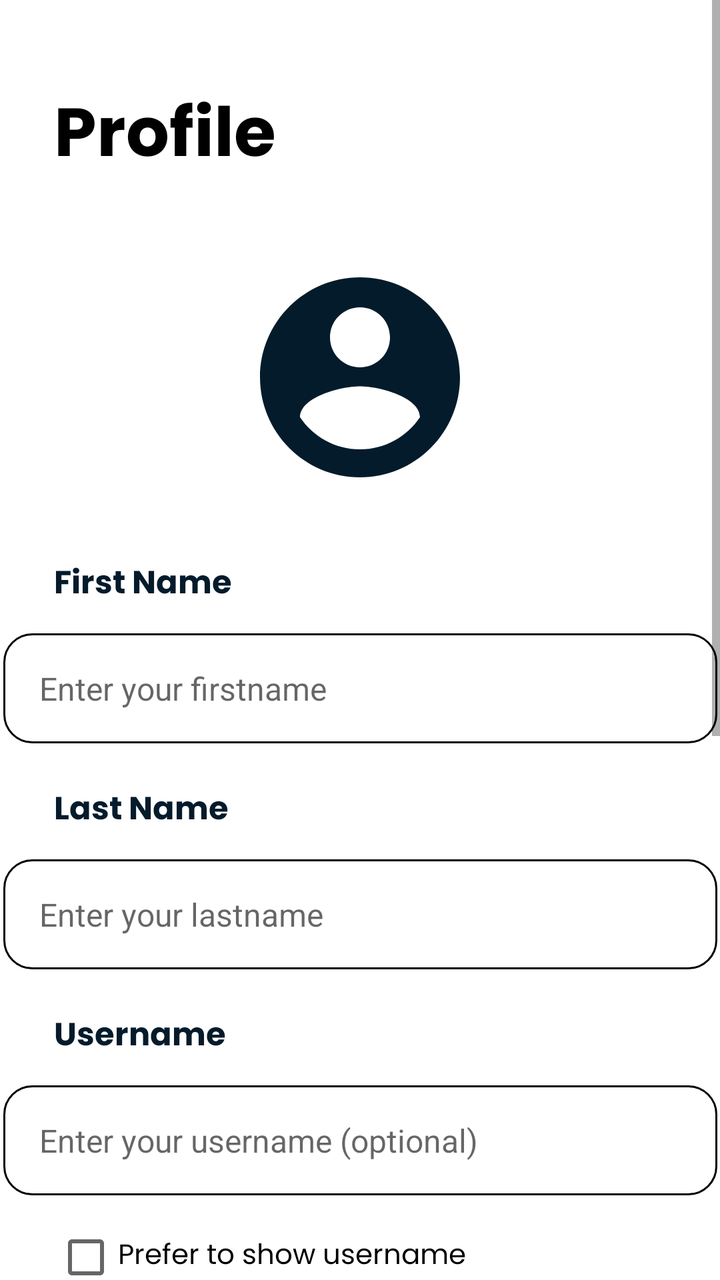
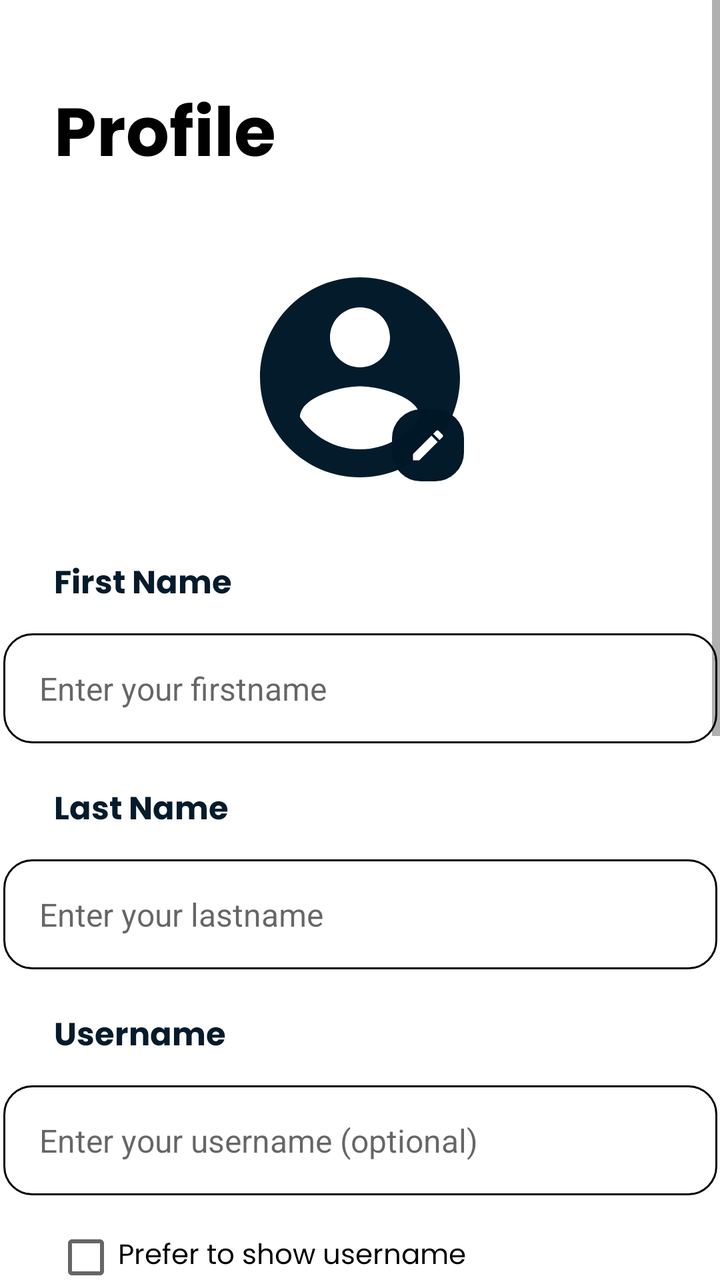

Before-and-after screenshots of an Android layout around one commit, followed by the original layout XML and the change that was made.
<!-- AndroidManifest.xml: application theme Theme.Nearmate -->
<!-- res/layout/fragment_profile.xml -->
<?xml version="1.0" encoding="utf-8"?>
<androidx.constraintlayout.widget.ConstraintLayout xmlns:android="http://schemas.android.com/apk/res/android"
    xmlns:app="http://schemas.android.com/apk/res-auto"
    xmlns:tools="http://schemas.android.com/tools"
    android:layout_width="match_parent"
    android:layout_height="match_parent"
    android:background="@color/white">

    <ScrollView
        android:layout_width="match_parent"
        android:layout_height="match_parent"
        app:layout_constraintBottom_toBottomOf="parent"
        app:layout_constraintEnd_toEndOf="parent"
        app:layout_constraintStart_toStartOf="parent"
        app:layout_constraintTop_toTopOf="parent">

        <androidx.constraintlayout.widget.ConstraintLayout
            android:layout_width="match_parent"
            android:layout_height="wrap_content"
            android:paddingBottom="100dp">

            <TextView
                android:id="@+id/profileTitle"
                android:layout_width="wrap_content"
                android:layout_height="wrap_content"
                android:layout_marginStart="27dp"
                android:layout_marginTop="40dp"
                android:fontFamily="@font/poppins_bold"
                android:text="@string/profile"
                android:textColor="@color/black"
                android:textSize="34sp"
                app:layout_constraintStart_toStartOf="parent"
                app:layout_constraintTop_toTopOf="parent" />

            <ImageView
                android:id="@+id/profilePhoto"
                android:layout_width="120dp"
                android:layout_height="120dp"
                android:layout_marginTop="30dp"
                android:contentDescription="@string/profile_photo"
                app:layout_constraintEnd_toEndOf="parent"
                app:layout_constraintStart_toStartOf="parent"
                app:layout_constraintTop_toBottomOf="@+id/profileTitle"
                app:srcCompat="@drawable/baseline_account_circle_24" />

            <TextView
                android:id="@+id/firstNameTv"
                android:layout_width="wrap_content"
                android:layout_height="wrap_content"
                android:layout_marginStart="27dp"
                android:layout_marginTop="30dp"
                android:fontFamily="@font/poppins_bold"
                android:text="@string/first_name"
                android:textColor="@color/colorPrimary"
                android:textSize="16sp"
                app:layout_constraintStart_toStartOf="parent"
                app:layout_constraintTop_toBottomOf="@+id/profilePhoto" />

            <EditText
                android:id="@+id/firstNameInput"
                android:layout_width="357dp"
                android:layout_height="55dp"
                android:layout_marginStart="27dp"
                android:layout_marginTop="10dp"
                android:layout_marginEnd="27dp"
                android:background="@drawable/rounded_corner"
                android:hint="@string/enter_your_firstname"
                android:inputType="text"
                android:paddingLeft="18dp"
                android:textAllCaps="false"
                android:textSize="16sp"
                app:layout_constraintEnd_toEndOf="parent"
                app:layout_constraintStart_toStartOf="parent"
                app:layout_constraintTop_toBottomOf="@+id/firstNameTv" />

            <TextView
                android:id="@+id/lastNameTv"
                android:layout_width="wrap_content"
                android:layout_height="wrap_content"
                android:layout_marginStart="27dp"
                android:layout_marginTop="20dp"
                android:fontFamily="@font/poppins_bold"
                android:text="@string/last_name"
                android:textColor="@color/colorPrimary"
                android:textSize="16sp"
                app:layout_constraintStart_toStartOf="parent"
                app:layout_constraintTop_toBottomOf="@+id/firstNameInput" />

            <EditText
                android:id="@+id/lastNameInput"
                android:layout_width="357dp"
                android:layout_height="55dp"
                android:layout_marginStart="27dp"
                android:layout_marginTop="10dp"
                android:layout_marginEnd="27dp"
                android:background="@drawable/rounded_corner"
                android:hint="@string/enter_your_lastname"
                android:inputType="text"
                android:paddingLeft="18dp"
                android:textSize="16sp"
                app:layout_constraintEnd_toEndOf="parent"
                app:layout_constraintStart_toStartOf="parent"
                app:layout_constraintTop_toBottomOf="@+id/lastNameTv" />

            <TextView
                android:id="@+id/usernameTv"
                android:layout_width="wrap_content"
                android:layout_height="wrap_content"
                android:layout_marginStart="27dp"
                android:layout_marginTop="20dp"
                android:fontFamily="@font/poppins_bold"
                android:text="@string/username"
                android:textColor="@color/colorPrimary"
                android:textSize="16sp"
                app:layout_constraintStart_toStartOf="parent"
                app:layout_constraintTop_toBottomOf="@+id/lastNameInput" />

            <EditText
                android:id="@+id/usernameInput"
                android:layout_width="357dp"
                android:layout_height="55dp"
                android:layout_marginStart="27dp"
                android:layout_marginTop="10dp"
                android:layout_marginEnd="27dp"
                android:background="@drawable/rounded_corner"
                android:hint="@string/enter_your_username"
                android:inputType="text"
                android:paddingLeft="18dp"
                android:textSize="16sp"
                app:layout_constraintEnd_toEndOf="parent"
                app:layout_constraintStart_toStartOf="parent"
                app:layout_constraintTop_toBottomOf="@+id/usernameTv" />

            <CheckBox
                android:id="@+id/preferUsernameCheckbox"
                android:layout_width="wrap_content"
                android:layout_height="wrap_content"
                android:layout_marginStart="27dp"
                android:layout_marginTop="15dp"
                android:fontFamily="@font/poppins"
                android:text="@string/prefer_to_show_username"
                android:textColor="@color/black"
                android:textSize="14sp"
                app:layout_constraintStart_toStartOf="parent"
                app:layout_constraintTop_toBottomOf="@+id/usernameInput" />

            <TextView
                android:id="@+id/statusTv"
                android:layout_width="wrap_content"
                android:layout_height="wrap_content"
                android:layout_marginStart="27dp"
                android:layout_marginTop="20dp"
                android:fontFamily="@font/poppins_bold"
                android:text="@string/status"
                android:textColor="@color/colorPrimary"
                android:textSize="16sp"
                app:layout_constraintStart_toStartOf="parent"
                app:layout_constraintTop_toBottomOf="@+id/preferUsernameCheckbox" />

            <Spinner
                android:id="@+id/statusSpinner"
                android:layout_width="357dp"
                android:layout_height="55dp"
                android:layout_marginStart="27dp"
                android:layout_marginTop="10dp"
                android:layout_marginEnd="27dp"
                android:background="@drawable/spinner_background"
                android:paddingLeft="18dp"
                android:paddingRight="50dp"
                app:layout_constraintEnd_toEndOf="parent"
                app:layout_constraintStart_toStartOf="parent"
                app:layout_constraintTop_toBottomOf="@+id/statusTv" />

            <TextView
                android:id="@+id/presenceTv"
                android:layout_width="wrap_content"
                android:layout_height="wrap_content"
                android:layout_marginStart="27dp"
                android:layout_marginTop="20dp"
                android:fontFamily="@font/poppins_bold"
                android:text="@string/presence"
                android:textColor="@color/colorPrimary"
                android:textSize="16sp"
                app:layout_constraintStart_toStartOf="parent"
                app:layout_constraintTop_toBottomOf="@+id/statusSpinner" />

            <LinearLayout
                android:id="@+id/presenceToggleContainer"
                android:layout_width="357dp"
                android:layout_height="wrap_content"
                android:layout_marginStart="27dp"
                android:layout_marginTop="10dp"
                android:layout_marginEnd="27dp"
                android:orientation="horizontal"
                android:gravity="center_vertical"
                app:layout_constraintEnd_toEndOf="parent"
                app:layout_constraintStart_toStartOf="parent"
                app:layout_constraintTop_toBottomOf="@+id/presenceTv">

                <TextView
                    android:id="@+id/presenceToggleLabel"
                    android:layout_width="0dp"
                    android:layout_height="wrap_content"
                    android:layout_weight="1"
                    android:fontFamily="@font/poppins"
                    android:text="@string/offline"
                    android:textColor="@color/black"
                    android:textSize="16sp" />

                <Switch
                    android:id="@+id/presenceToggle"
                    android:layout_width="wrap_content"
                    android:layout_height="wrap_content"
                    android:thumbTint="@color/white"
                    android:trackTint="@color/colorPrimary" />

            </LinearLayout>

            <FrameLayout
                android:id="@+id/saveButtonContainer"
                android:layout_width="357dp"
                android:layout_height="55dp"
                android:layout_marginStart="27dp"
                android:layout_marginTop="40dp"
                android:layout_marginEnd="27dp"
                app:layout_constraintEnd_toEndOf="parent"
                app:layout_constraintStart_toStartOf="parent"
                app:layout_constraintTop_toBottomOf="@+id/presenceToggleContainer">

                <Button
                    android:id="@+id/saveButton"
                    android:layout_width="match_parent"
                    android:layout_height="match_parent"
                    android:background="@drawable/rounded_corner"
                    android:backgroundTint="@color/colorPrimary"
                    android:fontFamily="@font/poppins_bold"
                    android:text="@string/save"
                    android:textColor="@color/white"
                    android:textSize="16sp"
                    android:textAllCaps="false" />

                <ProgressBar
                    android:id="@+id/saveProgressBar"
                    style="?android:attr/progressBarStyleSmall"
                    android:layout_width="30dp"
                    android:layout_height="30dp"
                    android:visibility="gone"
                    android:indeterminate="true"
                    android:layout_gravity="center"
                    android:indeterminateTint="@color/white"
                    android:indeterminateTintMode="src_in" />

            </FrameLayout>

            <Button
                android:id="@+id/logoutButton"
                android:layout_width="357dp"
                android:layout_height="55dp"
                android:layout_marginStart="27dp"
                android:layout_marginTop="20dp"
                android:layout_marginEnd="27dp"
                android:background="@drawable/rounded_corner"
                android:backgroundTint="@android:color/transparent"
                android:fontFamily="@font/poppins_bold"
                android:text="@string/logout"
                android:textColor="@color/colorPrimary"
                android:textSize="16sp"
                android:textAllCaps="false"
                app:layout_constraintEnd_toEndOf="parent"
                app:layout_constraintStart_toStartOf="parent"
                app:layout_constraintTop_toBottomOf="@+id/saveButtonContainer" />

        </androidx.constraintlayout.widget.ConstraintLayout>
    </ScrollView>

</androidx.constraintlayout.widget.ConstraintLayout>
<!-- resources referenced by this layout -->
<resources>
  <color name="black">#FF000000</color>
  <color name="colorPrimary">#FC011828</color>
  <color name="white">#FFFFFFFF</color>
  <!-- drawable baseline_account_circle_24 (drawable) -->
  <vector xmlns:android="http://schemas.android.com/apk/res/android" android:height="135dp" android:tint="@color/colorPrimary" android:viewportHeight="24" android:viewportWidth="24" android:width="135dp">
        
      <path android:fillColor="@android:color/white" android:pathData="M12,2C6.48,2 2,6.48 2,12s4.48,10 10,10 10,-4.48 10,-10S17.52,2 12,2zM12,5c1.66,0 3,1.34 3,3s-1.34,3 -3,3 -3,-1.34 -3,-3 1.34,-3 3,-3zM12,19.2c-2.5,0 -4.71,-1.28 -6,-3.22 0.03,-1.99 4,-3.08 6,-3.08 1.99,0 5.97,1.09 6,3.08 -1.29,1.94 -3.5,3.22 -6,3.22z"/>
      
  </vector>
  <!-- drawable rounded_corner (drawable) -->
  <?xml version="1.0" encoding="utf-8"?>
  <shape xmlns:android="http://schemas.android.com/apk/res/android" android:shape="rectangle">
      <corners android:radius="14dp" />
      <stroke android:width="1dp" android:color="@color/black"/>
  </shape>
  <!-- drawable spinner_background (drawable) -->
  <?xml version="1.0" encoding="utf-8"?>
  <layer-list xmlns:android="http://schemas.android.com/apk/res/android">
      <item>
          <shape android:shape="rectangle">
              <corners android:radius="14dp" />
              <stroke android:width="1dp" android:color="@color/black"/>
          </shape>
      </item>
      <item
          android:drawable="@drawable/ic_arrow_dropdown"
          android:gravity="end|center_vertical"
          android:width="24dp"
          android:height="24dp"
          android:right="18dp" />
  </layer-list>
  <string name="enter_your_firstname">Enter your firstname</string>
  <string name="enter_your_lastname">Enter your lastname</string>
  <string name="enter_your_username">Enter your username (optional)</string>
  <string name="first_name">First Name</string>
  <string name="last_name">Last Name</string>
  <string name="logout">Logout</string>
  <string name="offline">Offline</string>
  <string name="prefer_to_show_username">Prefer to show username</string>
  <string name="presence">Presence</string>
  <string name="profile">Profile</string>
  <string name="profile_photo">Profile Photo</string>
  <string name="save">Save</string>
  <string name="status">Status</string>
  <string name="username">Username</string>
  <style name="Theme.Nearmate" parent="Base.Theme.Nearmate" />
  <!-- drawable ic_arrow_dropdown (drawable) -->
  <vector xmlns:android="http://schemas.android.com/apk/res/android"
      android:width="24dp"
      android:height="24dp"
      android:viewportWidth="24"
      android:viewportHeight="24"
      android:tint="@color/black">
      <path
          android:fillColor="@android:color/white"
          android:pathData="M7,10l5,5 5,-5z"/>
  </vector>
  <style name="Base.Theme.Nearmate" parent="Theme.AppCompat.Light.NoActionBar">
          
          
      </style>
</resources>

<!-- the commit's change to res/layout/fragment_profile.xml (unified diff, before → after) -->
@@ -38,10 +38,28 @@
                 android:layout_height="120dp"
                 android:layout_marginTop="30dp"
                 android:contentDescription="@string/profile_photo"
+                android:scaleType="centerCrop"
+                android:background="@drawable/circle_background"
+                android:clipToOutline="true"
                 app:layout_constraintEnd_toEndOf="parent"
                 app:layout_constraintStart_toStartOf="parent"
                 app:layout_constraintTop_toBottomOf="@+id/profileTitle"
                 app:srcCompat="@drawable/baseline_account_circle_24" />
+
+            <ImageButton
+                android:id="@+id/editPhotoButton"
+                android:layout_width="36dp"
+                android:layout_height="36dp"
+                android:layout_marginEnd="8dp"
+                android:layout_marginBottom="8dp"
+                android:background="@drawable/rounded_corner"
+                android:backgroundTint="@color/colorPrimary"
+                android:contentDescription="@string/edit_photo"
+                android:padding="8dp"
+                android:scaleType="fitCenter"
+                app:layout_constraintBottom_toBottomOf="@+id/profilePhoto"
+                app:layout_constraintEnd_toEndOf="@+id/profilePhoto"
+                app:srcCompat="@drawable/ic_edit" />
 
             <TextView
                 android:id="@+id/firstNameTv"
<!-- resource entries referenced after the edit -->
@@ -8,6 +8,23 @@
         
       <path android:fillColor="@android:color/white" android:pathData="M12,2C6.48,2 2,6.48 2,12s4.48,10 10,10 10,-4.48 10,-10S17.52,2 12,2zM12,5c1.66,0 3,1.34 3,3s-1.34,3 -3,3 -3,-1.34 -3,-3 1.34,-3 3,-3zM12,19.2c-2.5,0 -4.71,-1.28 -6,-3.22 0.03,-1.99 4,-3.08 6,-3.08 1.99,0 5.97,1.09 6,3.08 -1.29,1.94 -3.5,3.22 -6,3.22z"/>
       
+  </vector>
+  <!-- drawable circle_background (drawable) -->
+  <?xml version="1.0" encoding="utf-8"?>
+  <shape xmlns:android="http://schemas.android.com/apk/res/android"
+      android:shape="oval">
+      <solid android:color="@android:color/transparent" />
+  </shape>
+  <!-- drawable ic_edit (drawable) -->
+  <vector xmlns:android="http://schemas.android.com/apk/res/android"
+      android:width="24dp"
+      android:height="24dp"
+      android:viewportWidth="24"
+      android:viewportHeight="24"
+      android:tint="@color/white">
+      <path
+          android:fillColor="@android:color/white"
+          android:pathData="M3,17.25V21h3.75L17.81,9.94l-3.75,-3.75L3,17.25zM20.71,7.04c0.39,-0.39 0.39,-1.02 0,-1.41l-2.34,-2.34c-0.39,-0.39 -1.02,-0.39 -1.41,0l-1.83,1.83 3.75,3.75 1.83,-1.83z"/>
   </vector>
   <!-- drawable rounded_corner (drawable) -->
   <?xml version="1.0" encoding="utf-8"?>
@@ -31,6 +48,7 @@
           android:height="24dp"
           android:right="18dp" />
   </layer-list>
+  <string name="edit_photo">Edit Photo</string>
   <string name="enter_your_firstname">Enter your firstname</string>
   <string name="enter_your_lastname">Enter your lastname</string>
   <string name="enter_your_username">Enter your username (optional)</string>
